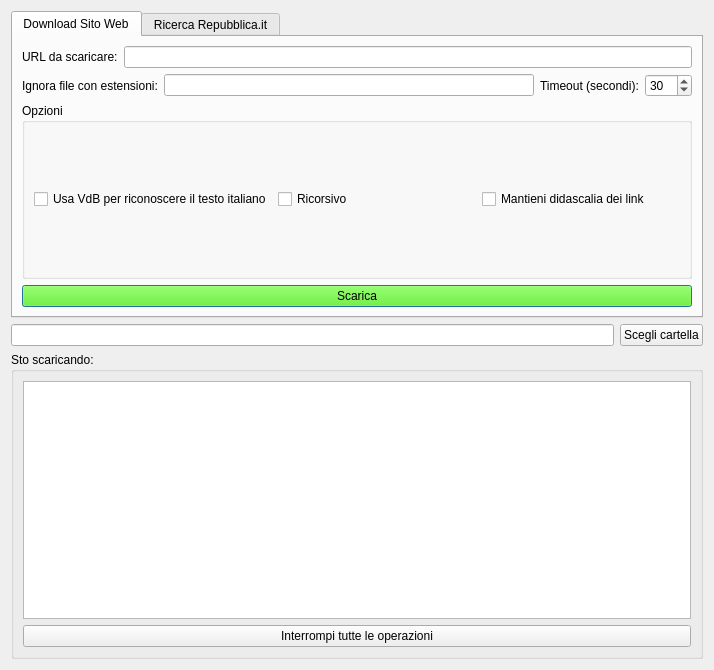
Before: the Qt Designer form forms/url2corpus.ui in zorbaproject/Bran, drawn with Qt 5.
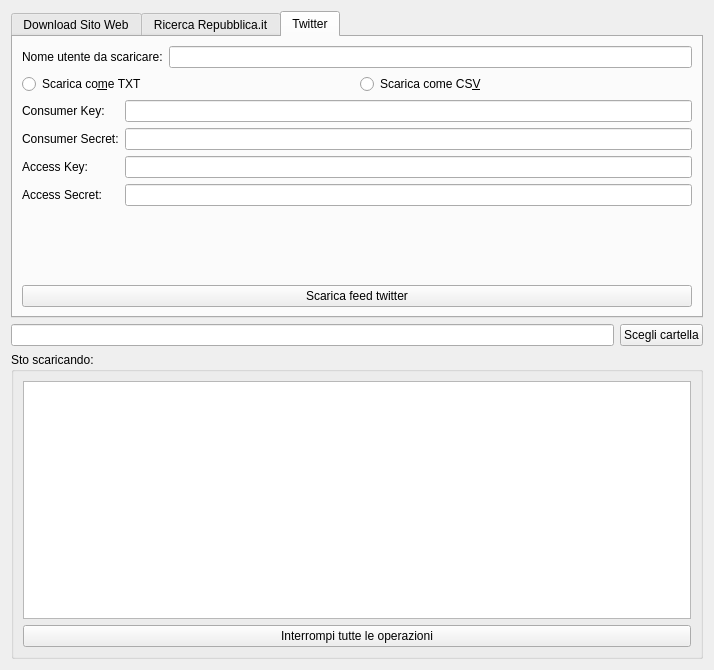
After: the same form once the commit is applied.

Commit message: Prima bozza con le API di Twitter

The edit to the form file:
```diff
--- a/forms/url2corpus.ui
+++ b/forms/url2corpus.ui
@@ -17,7 +17,7 @@
    <item>
     <widget class="QTabWidget" name="tabWidget">
      <property name="currentIndex">
-      <number>0</number>
+      <number>2</number>
      </property>
      <widget class="QWidget" name="tab">
       <attribute name="title">
@@ -259,6 +259,99 @@
        </item>
       </layout>
      </widget>
+     <widget class="QWidget" name="tab_3">
+      <property name="accessibleName">
+       <string>Twitter</string>
+      </property>
+      <attribute name="title">
+       <string>Twitter</string>
+      </attribute>
+      <layout class="QVBoxLayout" name="verticalLayout_5">
+       <item>
+        <layout class="QHBoxLayout" name="horizontalLayout_7">
+         <item>
+          <widget class="QLabel" name="label_15">
+           <property name="text">
+            <string>Nome utente da scaricare:</string>
+           </property>
+          </widget>
+         </item>
+         <item>
+          <widget class="QLineEdit" name="twittername"/>
+         </item>
+        </layout>
+       </item>
+       <item>
+        <layout class="QHBoxLayout" name="horizontalLayout_8">
+         <item>
+          <widget class="QRadioButton" name="radioButton">
+           <property name="text">
+            <string>Scarica co&amp;me TXT</string>
+           </property>
+          </widget>
+         </item>
+         <item>
+          <widget class="QRadioButton" name="radioButton_2">
+           <property name="text">
+            <string>Scarica come CS&amp;V</string>
+           </property>
+          </widget>
+         </item>
+        </layout>
+       </item>
+       <item>
+        <layout class="QFormLayout" name="formLayout">
+         <item row="0" column="0">
+          <widget class="QLabel" name="label_11">
+           <property name="text">
+            <string>Consumer Key:</string>
+           </property>
+          </widget>
+         </item>
+         <item row="1" column="0">
+          <widget class="QLabel" name="label_12">
+           <property name="text">
+            <string>Consumer Secret:</string>
+           </property>
+          </widget>
+         </item>
+         <item row="2" column="0">
+          <widget class="QLabel" name="label_13">
+           <property name="text">
+            <string>Access Key:</string>
+           </property>
+          </widget>
+         </item>
+         <item row="3" column="0">
+          <widget class="QLabel" name="label_14">
+           <property name="text">
+            <string>Access Secret:</string>
+           </property>
+          </widget>
+         </item>
+         <item row="0" column="1">
+          <widget class="QLineEdit" name="consumer_key"/>
+         </item>
+         <item row="1" column="1">
+          <widget class="QLineEdit" name="consumer_secret"/>
+         </item>
+         <item row="2" column="1">
+          <widget class="QLineEdit" name="access_key"/>
+         </item>
+         <item row="3" column="1">
+          <widget class="QLineEdit" name="access_secret"/>
+         </item>
+        </layout>
+       </item>
+       <item>
+        <widget class="QPushButton" name="dotwitter">
+         <property name="text">
+          <string>Scarica feed twitter</string>
+         </property>
+        </widget>
+       </item>
+      </layout>
+     </widget>
     </widget>
    </item>
    <item>
```
The commit also changes 2 other files.
